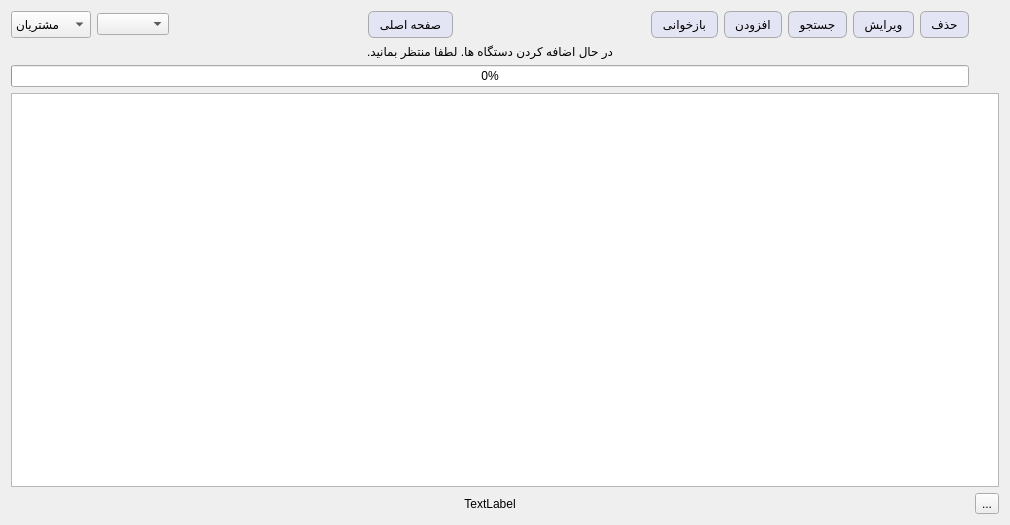
kia-far/QtDBS, file tables.ui: the form before one commit.
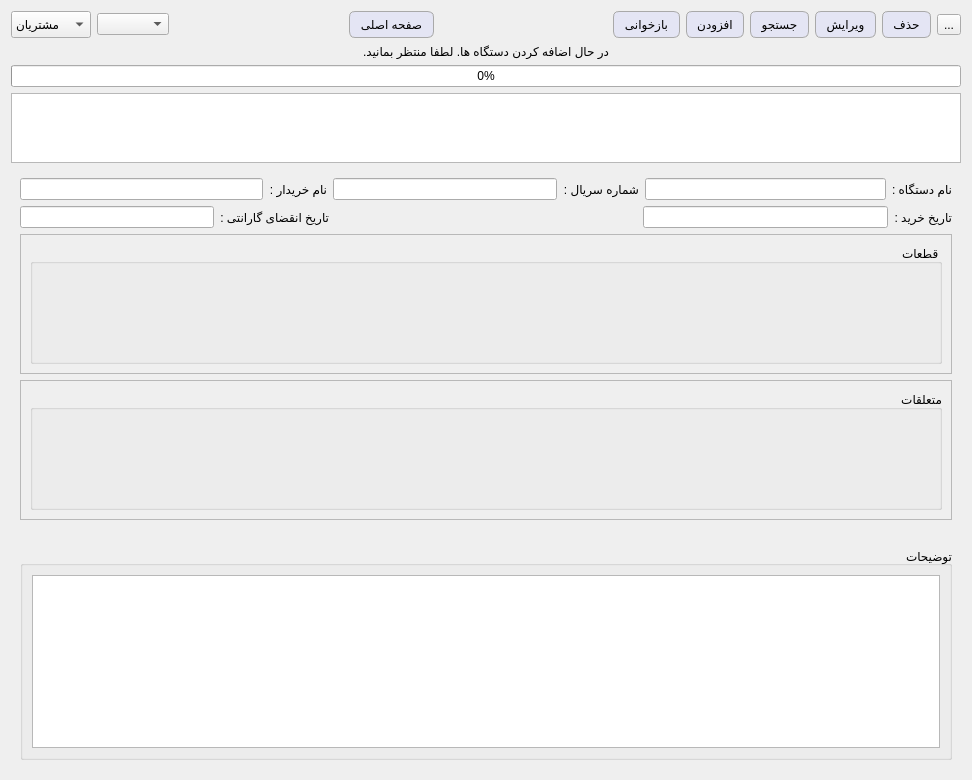
The form after the commit.

Commit message: added a dynamic widget under the table instead of a single label with the data of each row. also added scrollability to the items in the deviceForm page

What changed in the file:
```diff
--- a/tables.ui
+++ b/tables.ui
@@ -6,8 +6,8 @@
    <rect>
     <x>0</x>
     <y>0</y>
-    <width>1010</width>
-    <height>525</height>
+    <width>972</width>
+    <height>728</height>
    </rect>
   </property>
   <property name="windowTitle">
@@ -44,7 +44,47 @@
 QWidget {font: 12pt &quot;Segoe UI&quot;;}</string>
   </property>
   <layout class="QGridLayout" name="gridLayout">
-   <item row="0" column="3">
+   <item row="4" column="0" colspan="11">
+    <widget class="QTableView" name="tableView">
+     <property name="layoutDirection">
+      <enum>Qt::LayoutDirection::RightToLeft</enum>
+     </property>
+     <property name="frameShadow">
+      <enum>QFrame::Shadow::Sunken</enum>
+     </property>
+     <property name="sizeAdjustPolicy">
+      <enum>QAbstractScrollArea::SizeAdjustPolicy::AdjustToContents</enum>
+     </property>
+     <property name="editTriggers">
+      <set>QAbstractItemView::EditTrigger::EditKeyPressed</set>
+     </property>
+     <property name="selectionBehavior">
+      <enum>QAbstractItemView::SelectionBehavior::SelectRows</enum>
+     </property>
+     <property name="textElideMode">
+      <enum>Qt::TextElideMode::ElideRight</enum>
+     </property>
+     <property name="sortingEnabled">
+      <bool>true</bool>
+     </property>
+     <property name="wordWrap">
+      <bool>true</bool>
+     </property>
+     <attribute name="horizontalHeaderCascadingSectionResizes">
+      <bool>false</bool>
+     </attribute>
+     <attribute name="horizontalHeaderShowSortIndicator" stdset="0">
+      <bool>false</bool>
+     </attribute>
+     <attribute name="horizontalHeaderStretchLastSection">
+      <bool>false</bool>
+     </attribute>
+     <attribute name="verticalHeaderShowSortIndicator" stdset="0">
+      <bool>true</bool>
+     </attribute>
+    </widget>
+   </item>
+   <item row="0" column="2">
     <spacer name="horizontalSpacer">
      <property name="orientation">
       <enum>Qt::Orientation::Horizontal</enum>
@@ -57,67 +97,65 @@
      </property>
     </spacer>
    </item>
+   <item row="0" column="9">
+    <widget class="QPushButton" name="deleteBtn">
+     <property name="text">
+      <string>حذف</string>
+     </property>
+    </widget>
+   </item>
    <item row="0" column="1">
     <widget class="QComboBox" name="comboBox_2"/>
    </item>
-   <item row="0" column="0">
-    <widget class="QComboBox" name="comboBox">
-     <property name="sizePolicy">
-      <sizepolicy hsizetype="Preferred" vsizetype="Preferred">
-       <horstretch>0</horstretch>
-       <verstretch>0</verstretch>
-      </sizepolicy>
+   <item row="0" column="4">
+    <spacer name="horizontalSpacer_2">
+     <property name="orientation">
+      <enum>Qt::Orientation::Horizontal</enum>
      </property>
-     <property name="baseSize">
+     <property name="sizeHint" stdset="0">
       <size>
-       <width>0</width>
-       <height>0</height>
+       <width>40</width>
+       <height>20</height>
       </size>
      </property>
-     <item>
-      <property name="text">
-       <string>مشتریان</string>
-      </property>
-     </item>
-     <item>
-      <property name="text">
-       <string>خدمات</string>
-      </property>
-     </item>
-     <item>
-      <property name="text">
-       <string>دستگاه ها</string>
-      </property>
-     </item>
-     <item>
-      <property name="text">
-       <string>محصولات</string>
-      </property>
-     </item>
-    </widget>
+    </spacer>
    </item>
    <item row="0" column="7">
+    <widget class="QPushButton" name="SearchBtn">
+     <property name="text">
+      <string>جستجو</string>
+     </property>
+    </widget>
+   </item>
+   <item row="0" column="5">
     <widget class="QPushButton" name="RefreshBtn">
      <property name="text">
       <string>بازخوانی</string>
      </property>
     </widget>
    </item>
+   <item row="0" column="3">
+    <widget class="QPushButton" name="mainWindowBtn">
+     <property name="text">
+      <string>صفحه اصلی</string>
+     </property>
+    </widget>
+   </item>
    <item row="0" column="8">
+    <widget class="QPushButton" name="EditBtn">
+     <property name="text">
+      <string>ویرایش</string>
+     </property>
+    </widget>
+   </item>
+   <item row="0" column="6">
     <widget class="QPushButton" name="AddBtn">
      <property name="text">
       <string>افزودن</string>
      </property>
     </widget>
    </item>
-   <item row="0" column="4">
-    <widget class="QPushButton" name="mainWindowBtn">
-     <property name="text">
-      <string>صفحه اصلی</string>
-     </property>
-    </widget>
-   </item>
-   <item row="2" column="0" colspan="12">
+   <item row="2" column="0" colspan="11">
     <layout class="QVBoxLayout" name="verticalLayout">
      <item>
       <widget class="QLabel" name="label">
@@ -141,81 +179,7 @@
      </item>
     </layout>
    </item>
-   <item row="4" column="0" colspan="13">
-    <widget class="QTableView" name="tableView">
-     <property name="layoutDirection">
-      <enum>Qt::LayoutDirection::RightToLeft</enum>
-     </property>
-     <property name="frameShadow">
-      <enum>QFrame::Shadow::Sunken</enum>
-     </property>
-     <property name="sizeAdjustPolicy">
-      <enum>QAbstractScrollArea::SizeAdjustPolicy::AdjustToContents</enum>
-     </property>
-     <property name="editTriggers">
-      <set>QAbstractItemView::EditTrigger::EditKeyPressed</set>
-     </property>
-     <property name="selectionBehavior">
-      <enum>QAbstractItemView::SelectionBehavior::SelectRows</enum>
-     </property>
-     <property name="textElideMode">
-      <enum>Qt::TextElideMode::ElideRight</enum>
-     </property>
-     <property name="sortingEnabled">
-      <bool>true</bool>
-     </property>
-     <property name="wordWrap">
-      <bool>true</bool>
-     </property>
-     <attribute name="horizontalHeaderCascadingSectionResizes">
-      <bool>false</bool>
-     </attribute>
-     <attribute name="horizontalHeaderShowSortIndicator" stdset="0">
-      <bool>false</bool>
-     </attribute>
-     <attribute name="horizontalHeaderStretchLastSection">
-      <bool>false</bool>
-     </attribute>
-     <attribute name="verticalHeaderShowSortIndicator" stdset="0">
-      <bool>true</bool>
-     </attribute>
-    </widget>
-   </item>
    <item row="0" column="10">
-    <widget class="QPushButton" name="EditBtn">
-     <property name="text">
-      <string>ویرایش</string>
-     </property>
-    </widget>
-   </item>
-   <item row="0" column="9">
-    <widget class="QPushButton" name="SearchBtn">
-     <property name="text">
-      <string>جستجو</string>
-     </property>
-    </widget>
-   </item>
-   <item row="0" column="11">
-    <widget class="QPushButton" name="deleteBtn">
-     <property name="text">
-      <string>حذف</string>
-     </property>
-    </widget>
-   </item>
-   <item row="0" column="5">
-    <spacer name="horizontalSpacer_2">
-     <property name="orientation">
-      <enum>Qt::Orientation::Horizontal</enum>
-     </property>
-     <property name="sizeHint" stdset="0">
-      <size>
-       <width>40</width>
-       <height>20</height>
-      </size>
-     </property>
-    </spacer>
-   </item>
-   <item row="5" column="12">
     <widget class="QToolButton" name="toolButton">
      <property name="toolTip">
       <string>&lt;html&gt;&lt;head/&gt;&lt;body&gt;&lt;p&gt;خروجی اکسل&lt;/p&gt;&lt;/body&gt;&lt;/html&gt;</string>
@@ -225,17 +189,332 @@
      </property>
     </widget>
    </item>
-   <item row="5" column="0" colspan="12">
-    <widget class="QLabel" name="label_2">
-     <property name="layoutDirection">
-      <enum>Qt::LayoutDirection::RightToLeft</enum>
+   <item row="0" column="0">
+    <widget class="QComboBox" name="comboBox">
+     <property name="sizePolicy">
+      <sizepolicy hsizetype="Preferred" vsizetype="Preferred">
+       <horstretch>0</horstretch>
+       <verstretch>0</verstretch>
+      </sizepolicy>
      </property>
-     <property name="text">
-      <string>TextLabel</string>
+     <property name="baseSize">
+      <size>
+       <width>0</width>
+       <height>0</height>
+      </size>
      </property>
-     <property name="alignment">
-      <set>Qt::AlignmentFlag::AlignCenter</set>
+     <item>
+      <property name="text">
+       <string>مشتریان</string>
+      </property>
+     </item>
+     <item>
+      <property name="text">
+       <string>خدمات</string>
+      </property>
+     </item>
+     <item>
+      <property name="text">
+       <string>دستگاه ها</string>
+      </property>
+     </item>
+     <item>
+      <property name="text">
+       <string>محصولات</string>
+      </property>
+     </item>
+    </widget>
+   </item>
+   <item row="6" column="0" colspan="11">
+    <widget class="QWidget" name="widget" native="true">
+     <property name="sizePolicy">
+      <sizepolicy hsizetype="Expanding" vsizetype="Expanding">
+       <horstretch>0</horstretch>
+       <verstretch>0</verstretch>
+      </sizepolicy>
      </property>
+     <property name="minimumSize">
+      <size>
+       <width>0</width>
+       <height>600</height>
+      </size>
+     </property>
+     <property name="maximumSize">
+      <size>
+       <width>16777215</width>
+       <height>600</height>
+      </size>
+     </property>
+     <layout class="QVBoxLayout" name="verticalLayout_3">
+      <item>
+       <layout class="QHBoxLayout" name="horizontalLayout_5">
+        <item>
+         <layout class="QHBoxLayout" name="horizontalLayout_3">
+          <property name="sizeConstraint">
+           <enum>QLayout::SizeConstraint::SetMinimumSize</enum>
+          </property>
+          <item>
+           <widget class="QLineEdit" name="form_Name"/>
+          </item>
+          <item>
+           <widget class="QLabel" name="label_3">
+            <property name="sizePolicy">
+             <sizepolicy hsizetype="Preferred" vsizetype="Expanding">
+              <horstretch>0</horstretch>
+              <verstretch>0</verstretch>
+             </sizepolicy>
+            </property>
+            <property name="text">
+             <string>نام خریدار :</string>
+            </property>
+            <property name="alignment">
+             <set>Qt::AlignmentFlag::AlignLeading|Qt::AlignmentFlag::AlignLeft|Qt::AlignmentFlag::AlignVCenter</set>
+            </property>
+           </widget>
+          </item>
+         </layout>
+        </item>
+        <item>
+         <layout class="QHBoxLayout" name="horizontalLayout">
+          <property name="sizeConstraint">
+           <enum>QLayout::SizeConstraint::SetMinimumSize</enum>
+          </property>
+          <item>
+           <widget class="QLineEdit" name="form_SN">
+            <property name="sizePolicy">
+             <sizepolicy hsizetype="Expanding" vsizetype="Fixed">
+              <horstretch>0</horstretch>
+              <verstretch>0</verstretch>
+             </sizepolicy>
+            </property>
+           </widget>
+          </item>
+          <item>
+           <widget class="QLabel" name="label_2">
+            <property name="sizePolicy">
+             <sizepolicy hsizetype="Preferred" vsizetype="Expanding">
+              <horstretch>0</horstretch>
+              <verstretch>0</verstretch>
+             </sizepolicy>
+            </property>
+            <property name="text">
+             <string>شماره سریال :</string>
+            </property>
+            <property name="alignment">
+             <set>Qt::AlignmentFlag::AlignLeading|Qt::AlignmentFlag::AlignLeft|Qt::AlignmentFlag::AlignVCenter</set>
+            </property>
+           </widget>
+          </item>
+         </layout>
+        </item>
+        <item>
+         <layout class="QHBoxLayout" name="horizontalLayout_7">
+          <item>
+           <widget class="QLineEdit" name="form_dev"/>
+          </item>
+          <item>
+           <widget class="QLabel" name="label_5">
+            <property name="text">
+             <string>نام دستگاه :</string>
+            </property>
+           </widget>
+          </item>
+         </layout>
+        </item>
+       </layout>
+      </item>
+      <item>
+       <layout class="QHBoxLayout" name="horizontalLayout_6">
+        <item>
+         <layout class="QHBoxLayout" name="horizontalLayout_16">
+          <item>
+           <widget class="QLineEdit" name="form_gDate"/>
+          </item>
+          <item>
+           <widget class="QLabel" name="label_8">
+            <property name="text">
+             <string>تاریخ انقضای گارانتی :</string>
+            </property>
+           </widget>
+          </item>
+         </layout>
+        </item>
+        <item>
+         <spacer name="horizontalSpacer_4">
+          <property name="orientation">
+           <enum>Qt::Orientation::Horizontal</enum>
+          </property>
+          <property name="sizeHint" stdset="0">
+           <size>
+            <width>184</width>
+            <height>20</height>
+           </size>
+          </property>
+         </spacer>
+        </item>
+        <item>
+         <layout class="QHBoxLayout" name="horizontalLayout_17">
+          <item>
+           <widget class="QLineEdit" name="form_pDate"/>
+          </item>
+          <item>
+           <widget class="QLabel" name="label_7">
+            <property name="text">
+             <string>تاریخ خرید :</string>
+            </property>
+           </widget>
+          </item>
+         </layout>
+        </item>
+       </layout>
+      </item>
+      <item>
+       <widget class="QScrollArea" name="scrollArea">
+        <property name="sizePolicy">
+         <sizepolicy hsizetype="Expanding" vsizetype="Expanding">
+          <horstretch>0</horstretch>
+          <verstretch>0</verstretch>
+         </sizepolicy>
+        </property>
+        <property name="minimumSize">
+         <size>
+          <width>0</width>
+          <height>140</height>
+         </size>
+        </property>
+        <property name="widgetResizable">
+         <bool>true</bool>
+        </property>
+        <widget class="QWidget" name="scrollAreaWidgetContents">
+         <property name="geometry">
+          <rect>
+           <x>0</x>
+           <y>0</y>
+           <width>926</width>
+           <height>138</height>
+          </rect>
+         </property>
+         <layout class="QHBoxLayout" name="horizontalLayout_8">
+          <item>
+           <widget class="QGroupBox" name="form_parts">
+            <property name="sizePolicy">
+             <sizepolicy hsizetype="Preferred" vsizetype="Preferred">
+              <horstretch>0</horstretch>
+              <verstretch>0</verstretch>
+             </sizepolicy>
+            </property>
+            <property name="minimumSize">
+             <size>
+              <width>0</width>
+              <height>0</height>
+             </size>
+            </property>
+            <property name="layoutDirection">
+             <enum>Qt::LayoutDirection::RightToLeft</enum>
+            </property>
+            <property name="title">
+             <string>قطعات</string>
+            </property>
+            <property name="alignment">
+             <set>Qt::AlignmentFlag::AlignLeading|Qt::AlignmentFlag::AlignLeft|Qt::AlignmentFlag::AlignVCenter</set>
+            </property>
+            <layout class="QHBoxLayout" name="horizontalLayout_2">
+             <item>
+              <layout class="QHBoxLayout" name="form_partHBox">
+               <property name="sizeConstraint">
+                <enum>QLayout::SizeConstraint::SetDefaultConstraint</enum>
+               </property>
+              </layout>
+             </item>
+            </layout>
+           </widget>
+          </item>
+         </layout>
+        </widget>
+       </widget>
+      </item>
+      <item>
+       <widget class="QScrollArea" name="scrollArea_2">
+        <property name="minimumSize">
+         <size>
+          <width>0</width>
+          <height>140</height>
+         </size>
+        </property>
+        <property name="widgetResizable">
+         <bool>true</bool>
+        </property>
+        <widget class="QWidget" name="scrollAreaWidgetContents_5">
+         <property name="geometry">
+          <rect>
+           <x>0</x>
+           <y>0</y>
+           <width>926</width>
+           <height>138</height>
+          </rect>
+         </property>
+         <layout class="QVBoxLayout" name="verticalLayout_2">
+          <item>
+           <widget class="QGroupBox" name="form_bel">
+            <property name="sizePolicy">
+             <sizepolicy hsizetype="Preferred" vsizetype="Preferred">
+              <horstretch>0</horstretch>
+              <verstretch>0</verstretch>
+             </sizepolicy>
+            </property>
+            <property name="layoutDirection">
+             <enum>Qt::LayoutDirection::LeftToRight</enum>
+            </property>
+            <property name="title">
+             <string>متعلقات</string>
+            </property>
+            <property name="alignment">
+             <set>Qt::AlignmentFlag::AlignRight|Qt::AlignmentFlag::AlignTrailing|Qt::AlignmentFlag::AlignVCenter</set>
+            </property>
+            <layout class="QHBoxLayout" name="horizontalLayout_4">
+             <item>
+              <layout class="QHBoxLayout" name="form_belHBox"/>
+             </item>
+            </layout>
+           </widget>
+          </item>
+         </layout>
+        </widget>
+       </widget>
+      </item>
+      <item>
+       <spacer name="verticalSpacer">
+        <property name="orientation">
+         <enum>Qt::Orientation::Vertical</enum>
+        </property>
+        <property name="sizeHint" stdset="0">
+         <size>
+          <width>20</width>
+          <height>40</height>
+         </size>
+        </property>
+       </spacer>
+      </item>
+      <item>
+       <widget class="QGroupBox" name="groupBox">
+        <property name="title">
+         <string>توضیحات</string>
+        </property>
+        <property name="alignment">
+         <set>Qt::AlignmentFlag::AlignRight|Qt::AlignmentFlag::AlignTrailing|Qt::AlignmentFlag::AlignVCenter</set>
+        </property>
+        <layout class="QHBoxLayout" name="horizontalLayout_9">
+         <item>
+          <widget class="QTextBrowser" name="form_description">
+           <property name="layoutDirection">
+            <enum>Qt::LayoutDirection::RightToLeft</enum>
+           </property>
+          </widget>
+         </item>
+        </layout>
+       </widget>
+      </item>
+     </layout>
     </widget>
    </item>
   </layout>
```
The commit also changes 41 other files.
